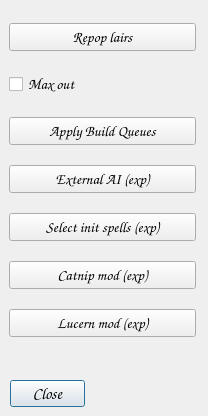
Qt form QMoMDialogs/dialogtools.ui (jbalcomb/MoM-RTGT) before a commit.
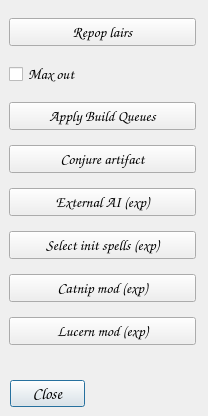
The same form after that commit. Icons and pictures are not drawn.

Commit message: First working version of the Conjure Artifact Dialog

The edit to the form file:
```diff
--- a/QMoMDialogs/dialogtools.ui
+++ b/QMoMDialogs/dialogtools.ui
@@ -141,6 +141,41 @@
       </property>
      </widget>
     </item>
+    <item>
+     <widget class="QPushButton" name="pushButton_ConjureArtifact">
+      <property name="sizePolicy">
+       <sizepolicy hsizetype="Fixed" vsizetype="Fixed">
+        <horstretch>0</horstretch>
+        <verstretch>0</verstretch>
+       </sizepolicy>
+      </property>
+      <property name="maximumSize">
+       <size>
+        <width>200</width>
+        <height>16777215</height>
+       </size>
+      </property>
+      <property name="font">
+       <font>
+        <pointsize>11</pointsize>
+        <italic>true</italic>
+       </font>
+      </property>
+      <property name="text">
+       <string>Conjure artifact</string>
+      </property>
+      <property name="icon">
+       <iconset resource="../Resources/InteractiveGameTweaker.qrc">
+        <normaloff>:/heroes/yramrag.gif</normaloff>:/heroes/yramrag.gif</iconset>
+      </property>
+      <property name="iconSize">
+       <size>
+        <width>32</width>
+        <height>32</height>
+       </size>
+      </property>
+     </widget>
+    </item>
     <item>
      <widget class="QPushButton" name="pushButton_ExternalAI">
       <property name="sizePolicy">
```
The commit also changes 8 other files.
